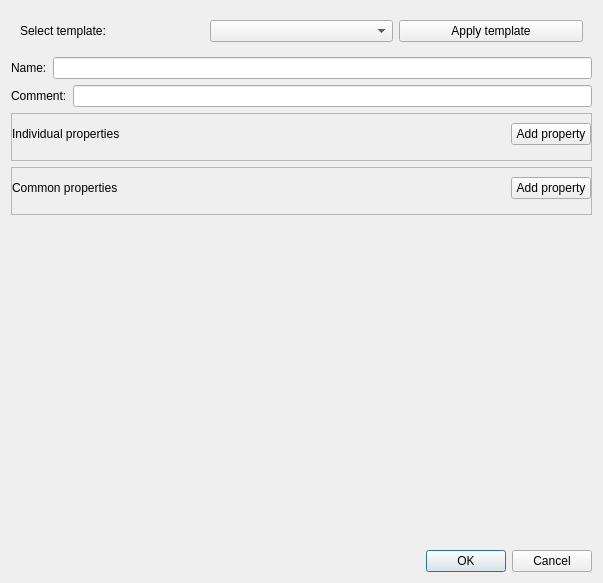
yamedvedya/online_editor, file uis/new_device.ui: the form before one commit.
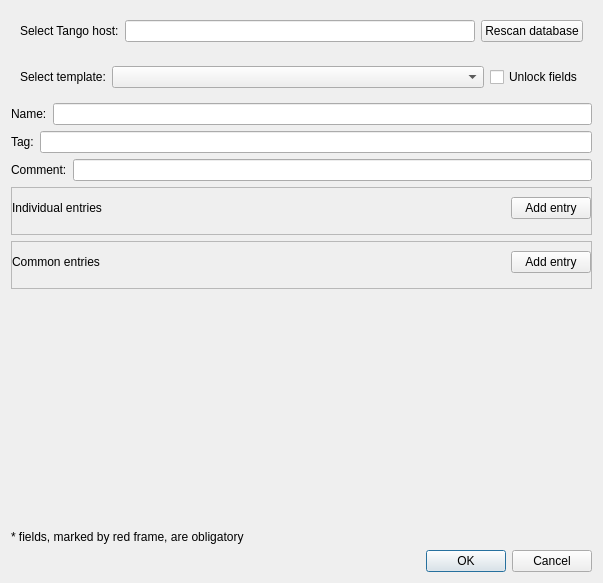
The form after the commit.

Commit message: working on default templates

Patch:
```diff
--- a/uis/new_device.ui
+++ b/uis/new_device.ui
@@ -16,7 +16,30 @@
   <property name="locale">
    <locale language="English" country="UnitedStates"/>
   </property>
-  <layout class="QVBoxLayout" name="verticalLayout" stretch="0,0,0,0,0,0,0">
+  <layout class="QVBoxLayout" name="verticalLayout" stretch="0,0,0,0,0,0,0,0,0,0">
+   <item>
+    <widget class="QFrame" name="fr_tango_host">
+     <layout class="QHBoxLayout" name="horizontalLayout_6">
+      <item>
+       <widget class="QLabel" name="label_6">
+        <property name="text">
+         <string>Select Tango host:</string>
+        </property>
+       </widget>
+      </item>
+      <item>
+       <widget class="QLineEdit" name="le_tango_host"/>
+      </item>
+      <item>
+       <widget class="QPushButton" name="cmd_rescan_database">
+        <property name="text">
+         <string>Rescan database</string>
+        </property>
+       </widget>
+      </item>
+     </layout>
+    </widget>
+   </item>
    <item>
     <widget class="QFrame" name="fr_template">
      <layout class="QHBoxLayout" name="horizontalLayout">
@@ -28,12 +51,19 @@
        </widget>
       </item>
       <item>
-       <widget class="QComboBox" name="cmb_template"/>
+       <widget class="QComboBox" name="cmb_template">
+        <property name="sizePolicy">
+         <sizepolicy hsizetype="Expanding" vsizetype="Fixed">
+          <horstretch>0</horstretch>
+          <verstretch>0</verstretch>
+         </sizepolicy>
+        </property>
+       </widget>
       </item>
       <item>
-       <widget class="QPushButton" name="cmd_apply_template">
+       <widget class="QCheckBox" name="chk_unlock">
         <property name="text">
-         <string>Apply template</string>
+         <string>Unlock fields</string>
         </property>
        </widget>
       </item>
@@ -54,6 +84,20 @@
      </item>
     </layout>
    </item>
+   <item>
+    <layout class="QHBoxLayout" name="horizontalLayout_7">
+     <item>
+      <widget class="QLabel" name="label_7">
+       <property name="text">
+        <string>Tag:</string>
+       </property>
+      </widget>
+     </item>
+     <item>
+      <widget class="QLineEdit" name="le_tag"/>
+     </item>
+    </layout>
+   </item>
    <item>
     <layout class="QHBoxLayout" name="horizontalLayout_4">
      <item>
@@ -88,7 +132,7 @@
         <item>
          <widget class="QLabel" name="label_3">
           <property name="text">
-           <string>Individual properties</string>
+           <string>Individual entries</string>
           </property>
          </widget>
         </item>
@@ -108,7 +152,7 @@
         <item>
          <widget class="QPushButton" name="cmd_add_personal_property">
           <property name="text">
-           <string>Add property</string>
+           <string>Add entry</string>
           </property>
          </widget>
         </item>
@@ -147,7 +191,7 @@
         <item>
          <widget class="QLabel" name="label_5">
           <property name="text">
-           <string>Common properties</string>
+           <string>Common entries</string>
           </property>
          </widget>
         </item>
@@ -167,7 +211,7 @@
         <item>
          <widget class="QPushButton" name="cmd_add_common_property">
           <property name="text">
-           <string>Add property</string>
+           <string>Add entry</string>
           </property>
          </widget>
         </item>
@@ -199,6 +243,13 @@
      </property>
     </spacer>
    </item>
+   <item>
+    <widget class="QLabel" name="label_8">
+     <property name="text">
+      <string>* fields, marked by red frame, are obligatory</string>
+     </property>
+    </widget>
+   </item>
    <item>
     <widget class="QDialogButtonBox" name="but_ok_cancel">
      <property name="orientation">
```
The commit also changes 9 other files.
